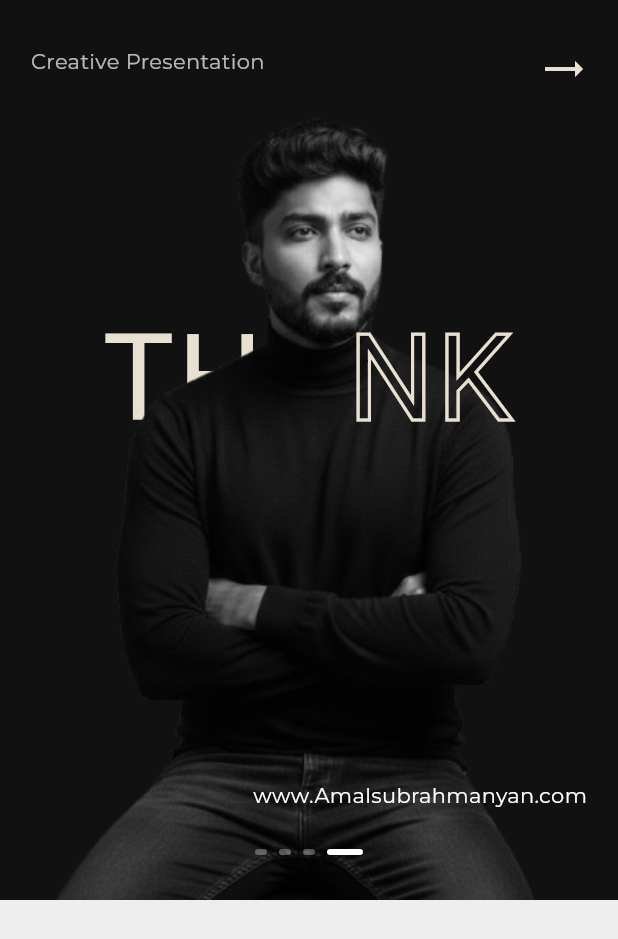
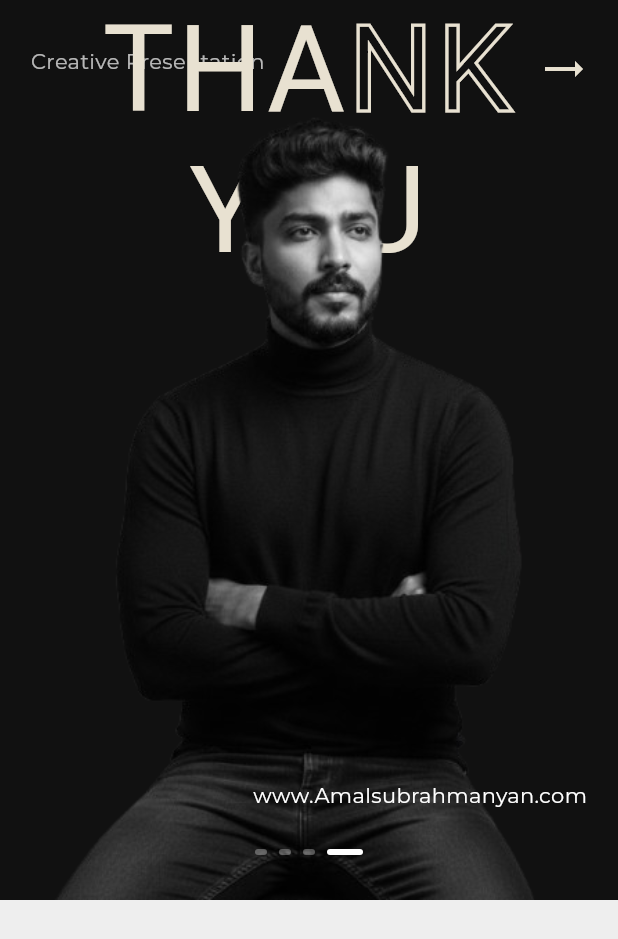
Before and after one commit to AmalSubrahmanayan/portfolio-, a Flutter app: the CreativePortfolioSection widget shown alone on an empty page, opened directly, swiped to page 4, on a phone screen of 412 x 824 dp. Shown: the top 939 px of the screen. Run offline on Flutter 3.47's test engine with Material 3 defaults, Android fonts, the phone set to English and light mode, and no system bars; our stand-ins replace font_awesome_flutter, google_fonts.

Commit message:
Fix slider blank slides by adding Stack fit and size, and migrate to withOpacity

```diff
--- a/lib/presentation/sections/about_section.dart
+++ b/lib/presentation/sections/about_section.dart
@@ -70,7 +70,7 @@
           // Zigzag placeholder
           Text(
             "\\/\\/\\/\\/\\/\\/",
-            style: TextStyle(color: AppColors.textSecondary.withValues(alpha: 0.5), letterSpacing: 2),
+            style: TextStyle(color: AppColors.textSecondary.withOpacity(0.5), letterSpacing: 2),
           ),
           const SizedBox(height: 80),
 
@@ -96,7 +96,7 @@
           // Zigzag placeholder
           Text(
             "\\/\\/\\/\\/\\/\\/",
-            style: TextStyle(color: AppColors.textSecondary.withValues(alpha: 0.5), letterSpacing: 2),
+            style: TextStyle(color: AppColors.textSecondary.withOpacity(0.5), letterSpacing: 2),
           ),
         ],
       ),
@@ -149,7 +149,7 @@
               child: FaIcon(
                 icon,
                 size: 48,
-                color: AppColors.textSecondary.withValues(alpha: 0.1),
+                color: AppColors.textSecondary.withOpacity(0.1),
               ),
             ),
             Text(
--- a/lib/presentation/sections/creative_portfolio_section.dart
+++ b/lib/presentation/sections/creative_portfolio_section.dart
@@ -87,8 +87,8 @@
                   width: _currentPage == index ? 24 : 8,
                   height: 4,
                   decoration: BoxDecoration(
-                    color: Colors.white.withValues(
-                      alpha: _currentPage == index ? 1.0 : 0.3,
+                  color: Colors.white.withOpacity(
+                      _currentPage == index ? 1.0 : 0.3,
                     ),
                     borderRadius: BorderRadius.circular(2),
                   ),
@@ -116,8 +116,10 @@
         final width = constraints.maxWidth;
 
         return Stack(
+          fit: StackFit.expand,
           alignment: Alignment.center,
           children: [
+            const SizedBox.expand(),
             // Large background text "PORTFOLIO"
             IgnorePointer(
               child: Positioned(
@@ -125,7 +127,7 @@
                 child: Text(
                   'PORTFOLIO',
                   style: GoogleFonts.anton(
-                    color: Colors.white.withValues(alpha: 0.9),
+                    color: Colors.white.withOpacity(0.9),
                     fontSize: isMobile ? 120 : 380,
                     letterSpacing: -5,
                   ),
@@ -168,7 +170,7 @@
                   Text(
                     'DECEMBER / 2025',
                     style: GoogleFonts.montserrat(
-                      color: Colors.white.withValues(alpha: 0.7),
+                      color: Colors.white.withOpacity(0.7),
                       fontSize: isMobile ? 14 : 20,
                       fontWeight: FontWeight.w500,
                     ),
@@ -193,7 +195,7 @@
               child: Text(
                 'I am a dedicated Flutter Developer with a passion for crafting high-performance, visually stunning mobile and web applications. My expertise extends into UI/UX design, ensuring every product is as intuitive as it is beautiful.',
                 style: GoogleFonts.lato(
-                  color: Colors.white.withValues(alpha: 0.6),
+                  color: Colors.white.withOpacity(0.6),
                   fontSize: isMobile ? 10 : 14,
                   height: 1.5,
                 ),
@@ -209,7 +211,7 @@
                 'When I\'m not coding or designing, you\'ll likely find me submerged in the world of gaming. I believe that being a gamer enhances my perspective on interactive design and user engagement within the digital realm.',
                 textAlign: TextAlign.right,
                 style: GoogleFonts.lato(
-                  color: Colors.white.withValues(alpha: 0.6),
+                  color: Colors.white.withOpacity(0.6),
                   fontSize: isMobile ? 10 : 14,
                   height: 1.5,
                 ),
@@ -237,8 +239,10 @@
         final width = constraints.maxWidth;
 
         return Stack(
+          fit: StackFit.expand,
           alignment: Alignment.center,
           children: [
+            const SizedBox.expand(),
             // Top Left: Creative Presentation
             Positioned(
               top: height * 0.05,
@@ -375,8 +379,10 @@
             ),
           ),
           child: Stack(
+            fit: StackFit.expand,
             alignment: Alignment.center,
             children: [
+              const SizedBox.expand(),
               // Header Navigation
               Positioned(
                 top: height * 0.05,
@@ -431,7 +437,7 @@
                     child: Text(
                       'FLUTTER',
                       style: GoogleFonts.anton(
-                        color: Colors.white.withValues(alpha: 0.95),
+                        color: Colors.white.withOpacity(0.95),
                         fontSize: isMobile ? 120 : 380,
                         letterSpacing: -5,
                       ),
@@ -447,7 +453,7 @@
                   'assets/images/amal3-.png', // Placeholder
                   height: height * 0.9,
                   fit: BoxFit.contain,
-                  color: Colors.orange.withValues(alpha: 0.1),
+                  color: Colors.orange.withOpacity(0.1),
                   colorBlendMode: BlendMode.darken,
                 ),
               ),
```
